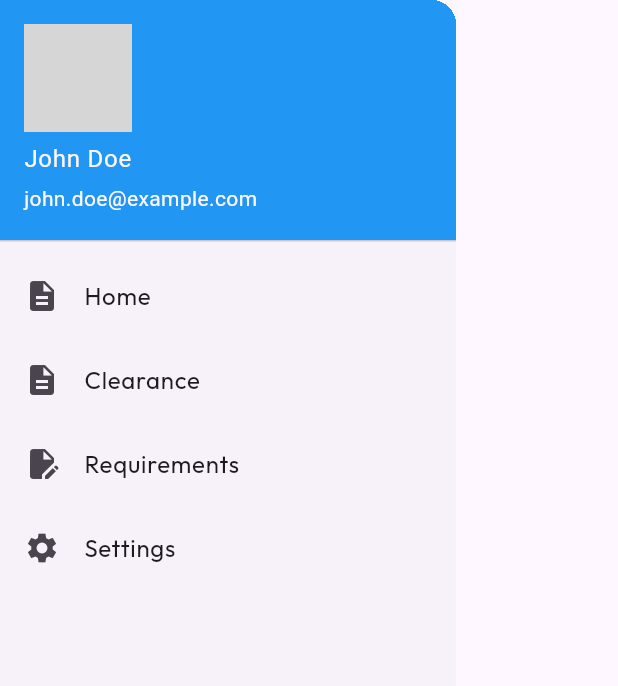
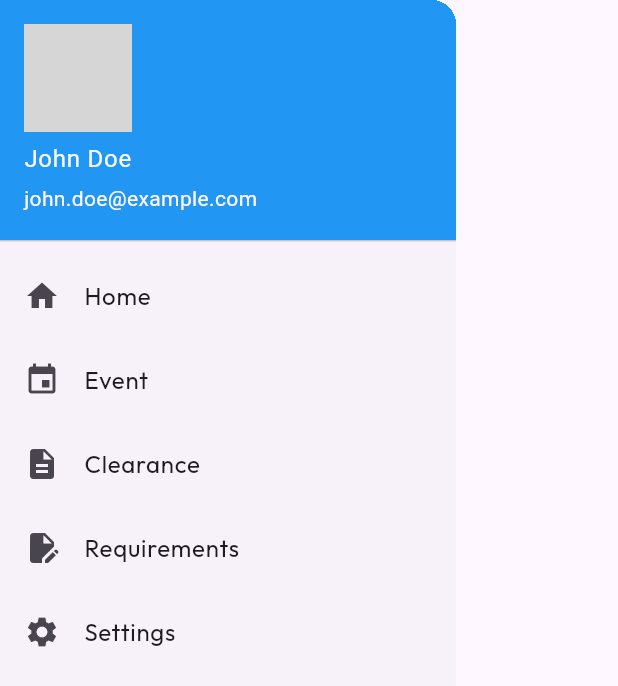
Before and after one commit to anthonyc-dev/ASCS-Flutter-Client-side-, a Flutter app: the CustomDrawer widget shown alone on an empty page, opened directly with empty values, on a phone screen of 412 x 824 dp. Shown: the top 686 px of the screen. Run offline on Flutter 3.47's test engine with Material 3 defaults, Android fonts, the light colour scheme and no system bars; our stand-ins replace curved_navigation_bar, flutter_dotenv, flutter_screenutil, google_fonts; network calls fail; grey boxes are pictures that could not be loaded.

Commit message:
add home dashboard and events screen then update the drawer navigation

```diff
--- a/my_app/lib/main.dart
+++ b/my_app/lib/main.dart
@@ -3,6 +3,7 @@ import 'package:flutter_dotenv/flutter_dotenv.dart';
 import 'package:flutter_screenutil/flutter_screenutil.dart';
 import 'package:my_app/screens/auth/sign_in_screen.dart';
 import 'package:my_app/screens/auth/signup_screen.dart';
+import 'package:my_app/screens/events.dart';
 import 'package:my_app/screens/home_dashboard.dart';
 import 'package:my_app/screens/home_screen.dart';
 import 'package:my_app/utils/screen_size.dart';
@@ -45,6 +46,7 @@ class MyApp extends StatelessWidget {
             '/home': (context) => const HomeScreen(),
             '/signin': (context) => const SignInScreen(),
             '/signup': (context) => const SignUpScreen(),
+            '/event': (context) => const Event(),
           },
         );
       },
--- a/my_app/lib/screens/home_dashboard.dart
+++ b/my_app/lib/screens/home_dashboard.dart
@@ -35,7 +35,7 @@ class HomeDashboard extends StatelessWidget {
             padding: const EdgeInsets.all(16),
             decoration: const BoxDecoration(
               gradient: LinearGradient(
-                colors: [Colors.deepPurple, Colors.purpleAccent],
+                colors: [Colors.blue, Colors.blueAccent],
                 begin: Alignment.topLeft,
                 end: Alignment.bottomRight,
               ),
@@ -106,7 +106,7 @@ class DashboardCard extends StatelessWidget {
         child: Column(
           mainAxisAlignment: MainAxisAlignment.center,
           children: [
-            Icon(icon, size: 40, color: Colors.deepPurple),
+            Icon(icon, size: 40, color: Colors.blue),
             const SizedBox(height: 10),
             Text(
               title,
--- a/my_app/lib/widgets/custom_drawer.dart
+++ b/my_app/lib/widgets/custom_drawer.dart
@@ -75,9 +75,17 @@ class CustomDrawer extends StatelessWidget {
               decoration: BoxDecoration(color: Colors.blue),
             ),
             _buildDrawerItem(
-              Icons.description,
+              Icons.home,
               'Home',
               0,
+              context,
+              onItemTapped,
+              Responsive.isTablet(context) || Responsive.isDesktop(context),
+            ),
+            _buildDrawerItem(
+              Icons.event,
+              'Event',
+              '/event',
               context,
               onItemTapped,
               Responsive.isTablet(context) || Responsive.isDesktop(context),
@@ -116,17 +124,26 @@ class CustomDrawer extends StatelessWidget {
 Widget _buildDrawerItem(
   IconData icon,
   String title,
-  int index,
+  dynamic
+  navigationTarget, // This can be either an index (int) or a route (String)
   BuildContext context,
-  Function(int) onItemTapped,
+  Function(int)
+  onItemTapped, // Keep the original onItemTapped for index-based navigation
   bool isDesktop,
 ) {
   return ListTile(
     leading: Icon(icon),
     title: Text(title, style: GoogleFonts.outfit()),
     onTap: () {
-      if (!isDesktop) Navigator.pop(context); // Only close drawer on mobile
-      onItemTapped(index);
+      if (!isDesktop) Navigator.pop(context); // Close drawer on mobile
+
+      if (navigationTarget is int) {
+        // If navigationTarget is an index, call the onItemTapped function
+        onItemTapped(navigationTarget);
+      } else if (navigationTarget is String) {
+        // If navigationTarget is a route (String), navigate using Navigator.pushNamed
+        Navigator.pushNamed(context, navigationTarget);
+      }
     },
   );
 }
--- a/my_app/pubspec.yaml
+++ b/my_app/pubspec.yaml
@@ -40,6 +40,7 @@ dependencies:
   flutter_dotenv: ^5.2.1
   curved_navigation_bar: ^1.0.6
   flutter_screenutil: ^5.9.3
+  intl: ^0.19.0
 
 dev_dependencies:
   flutter_test:
```
Also changed, not shown: my_app/lib/screens/events.dart (added, +121 -0 lines), my_app/pubspec.lock.
